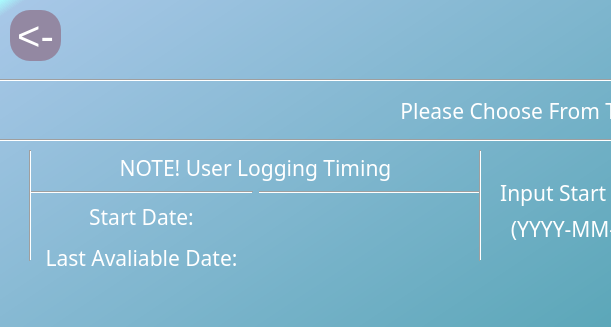
First picture: the form in UserDetailedAnalyticsSelectionPage.ui, repository MysticalMango647/RollSmartGui, before the edit; both pictures show x 0 to 611 and y 0 to 327 of the 1200 by 800 pixel window.
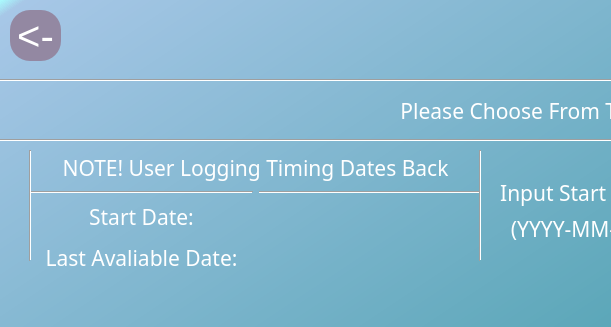
Second picture: the form after the edit.

Commit message: testing out plotly stuff on db_datafetching scipt

```diff
--- a/UserDetailedAnalyticsSelectionPage.ui
+++ b/UserDetailedAnalyticsSelectionPage.ui
@@ -413,7 +413,7 @@
 color: rgb(255,255,255);</string>
        </property>
        <property name="text">
-        <string>NOTE! User Logging Timing</string>
+        <string>NOTE! User Logging Timing Dates Back</string>
        </property>
        <property name="alignment">
         <set>Qt::AlignCenter</set>
```
Left out of the diff: 32 changed lines with no effect on the pictures. The commit also changes 2 other files.
